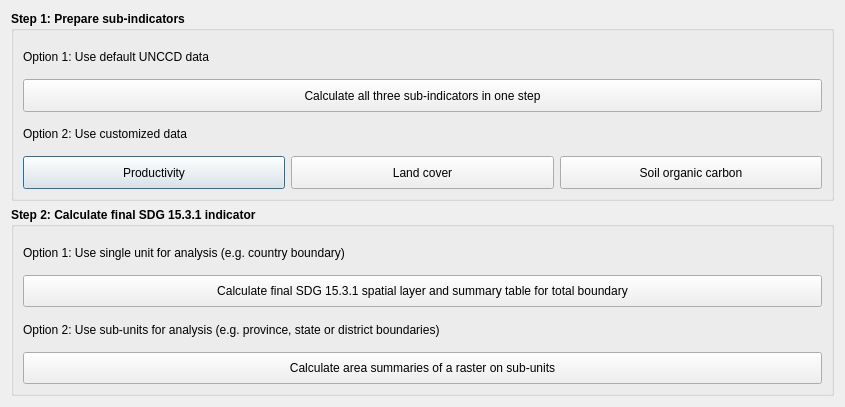
The window that LDMP/gui/DlgCalculateLD.ui (ConservationInternational/trends.earth) describes before a commit, drawn with Qt 5.
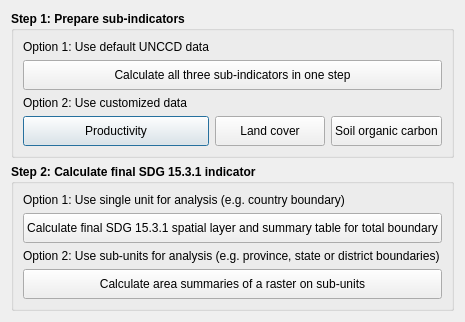
The same window after the commit.

Commit message: Formatting of dialogs.

Patch:
```diff
--- a/LDMP/gui/DlgCalculateLD.ui
+++ b/LDMP/gui/DlgCalculateLD.ui
@@ -9,12 +9,12 @@
    <rect>
     <x>0</x>
     <y>0</y>
-    <width>845</width>
-    <height>407</height>
+    <width>420</width>
+    <height>298</height>
    </rect>
   </property>
   <property name="sizePolicy">
-   <sizepolicy hsizetype="Fixed" vsizetype="Minimum">
+   <sizepolicy hsizetype="Expanding" vsizetype="Expanding">
     <horstretch>0</horstretch>
     <verstretch>0</verstretch>
    </sizepolicy>
```
The commit also changes 7 other files.
